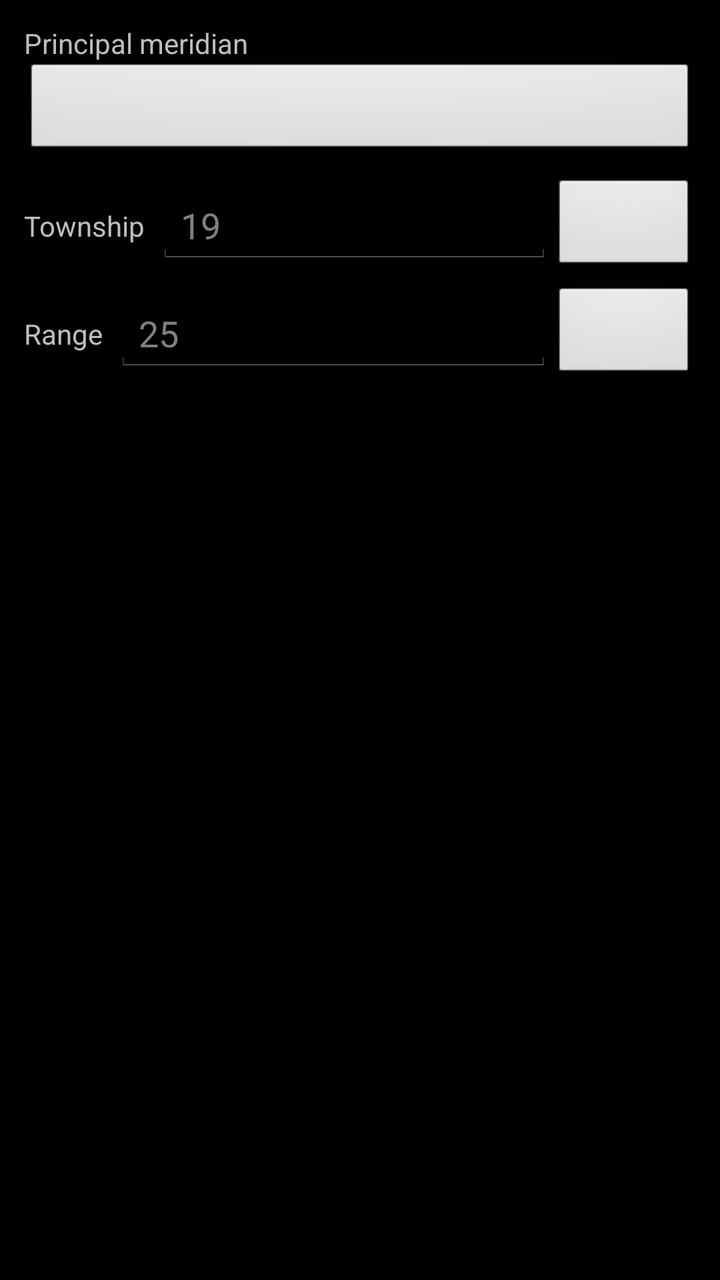
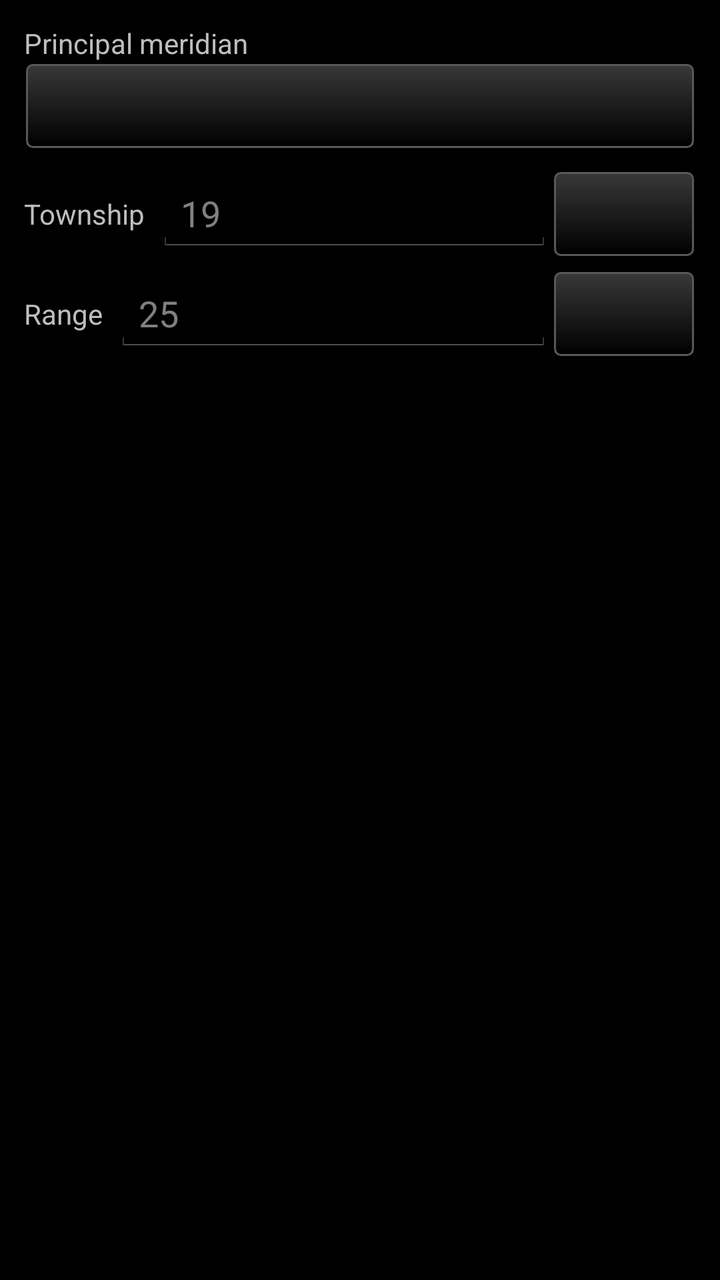

Two renders of the same Android screen: before a commit and after it. Below are the layout's source before the change and the commit's diff.
<!-- AndroidManifest.xml: application theme AppTheme -->
<!-- res/layout/find_layout.xml -->
<?xml version="1.0" encoding="utf-8"?>
<LinearLayout xmlns:android="http://schemas.android.com/apk/res/android"
    android:layout_width="match_parent"
    android:layout_height="wrap_content"
    android:orientation="vertical"
    android:padding="12dp" >

    <TextView
        android:layout_width="match_parent"
        android:layout_height="wrap_content"
        android:text="@string/plss_meridian" />

    <Button
        android:id="@+id/find_meridian"
        android:layout_width="match_parent"
        android:layout_height="wrap_content" />

    <LinearLayout
        android:layout_width="match_parent"
        android:layout_height="wrap_content"
        android:orientation="horizontal"
        android:gravity="center_vertical"
        android:paddingTop="10dp" >

        <TextView
            android:layout_width="wrap_content"
            android:layout_height="wrap_content"
            android:text="@string/plss_township_label"
            android:paddingRight="6dp" />

        <EditText
            android:id="@+id/find_twp"
            android:layout_width="0dp"
            android:layout_weight="1"
            android:layout_height="wrap_content"
            android:inputType="number"
            android:hint="19" />

        <Button
            android:id="@+id/find_twp_dir"
            android:layout_width="wrap_content"
            android:layout_height="wrap_content"
            android:minWidth="72dp" />

    </LinearLayout>

    <LinearLayout
        android:layout_width="match_parent"
        android:layout_height="wrap_content"
        android:orientation="horizontal"
        android:gravity="center_vertical"
        android:paddingTop="6dp" >

        <TextView
            android:layout_width="wrap_content"
            android:layout_height="wrap_content"
            android:text="@string/plss_range_label"
            android:paddingRight="6dp" />

        <EditText
            android:id="@+id/find_rng"
            android:layout_width="0dp"
            android:layout_weight="1"
            android:layout_height="wrap_content"
            android:inputType="number"
            android:hint="25" />

        <Button
            android:id="@+id/find_rng_dir"
            android:layout_width="wrap_content"
            android:layout_height="wrap_content"
            android:minWidth="72dp" />

    </LinearLayout>

    <TextView
        android:id="@+id/find_status"
        android:layout_width="match_parent"
        android:layout_height="wrap_content"
        android:paddingTop="10dp" />

</LinearLayout>
<!-- resources referenced by this layout -->
<resources>
  <string name="plss_meridian">Principal meridian</string>
  <string name="plss_range_label">Range</string>
  <string name="plss_township_label">Township</string>
  <!-- unchanged entries left out for length: 4 -->
</resources>

<!-- the commit's change to res/layout/find_layout.xml (unified diff, before → after) -->
@@ -11,6 +11,7 @@
         android:text="@string/plss_meridian" />
 
     <Button
+        style="@style/TakwerxButton"
         android:id="@+id/find_meridian"
         android:layout_width="match_parent"
         android:layout_height="wrap_content" />
@@ -37,6 +38,7 @@
             android:hint="19" />
 
         <Button
+            style="@style/TakwerxButton"
             android:id="@+id/find_twp_dir"
             android:layout_width="wrap_content"
             android:layout_height="wrap_content"
@@ -66,6 +68,7 @@
             android:hint="25" />
 
         <Button
+            style="@style/TakwerxButton"
             android:id="@+id/find_rng_dir"
             android:layout_width="wrap_content"
             android:layout_height="wrap_content"
<!-- resource entries referenced after the edit -->
@@ -3,6 +3,97 @@
   <string name="plss_meridian">Principal meridian</string>
   <string name="plss_range_label">Range</string>
   <string name="plss_township_label">Township</string>
+  <style name="TakwerxButton" parent="@style/darkButton">
+          <item name="android:paddingLeft">12dp</item>
+          <item name="android:paddingRight">12dp</item>
+          <item name="android:paddingTop">6dp</item>
+          <item name="android:paddingBottom">8dp</item>
+          <item name="android:minHeight">44dp</item>
+          <item name="android:minWidth">0dp</item>
+          <item name="android:textSize">15sp</item>
+          <item name="android:singleLine">true</item>
+          <item name="android:ellipsize">end</item>
+      </style>
+  <style name="darkButton" parent="@android:style/Widget.Button">
+          <item name="android:background">@drawable/btn_gray</item>
+          <item name="android:shadowColor">@color/darker_gray</item>
+          <item name="android:shadowDy">1</item>
+          <item name="android:shadowRadius">2</item>
+          <item name="android:textColor">@color/white</item>
+          <item name="android:textStyle">bold</item>
+          <item name="android:paddingTop">0dp</item>
+          <item name="android:paddingBottom">3dp</item>
+          <item name="android:textSize">@dimen/fontSize</item>
+      </style>
+  <!-- drawable btn_gray (drawable) -->
+  <?xml version="1.0" encoding="utf-8"?>
+  <selector xmlns:android="http://schemas.android.com/apk/res/android">
+      <item
+          android:state_enabled="true"
+          android:state_pressed="true"
+          android:drawable="@drawable/new_dark_button_selected" />
+      <item
+          android:state_enabled="true"
+          android:state_selected="true"
+          android:drawable="@drawable/new_dark_button_selected" />
+      <item 
+          android:state_enabled="true"
+          android:state_checked="true" 
+          android:drawable="@drawable/new_dark_button_selected"  />
+      <item
+          android:state_enabled="false"
+          android:drawable="@drawable/new_dark_button_disabled" />
+      <item
+          android:drawable="@drawable/new_dark_button_bg" />
+  </selector>
+  <color name="darker_gray">#121212</color>
+  <color name="white">#ffffff</color>
+  <dimen name="fontSize">14sp</dimen>
+  <!-- drawable new_dark_button_selected (drawable) -->
+  <?xml version="1.0" encoding="utf-8"?>
+  <layer-list xmlns:android="http://schemas.android.com/apk/res/android">
+      <item android:bottom="1dp" android:right="1dp" android:left="1dp" android:top="1dp">
+          <shape android:shape="rectangle">
+              <corners android:radius="3dp" />
+              <stroke
+                  android:width="1dp"
+                  android:color="#17b219" />
+              <gradient
+                  android:startColor="#000000"
+                  android:endColor="#383838"
+                  android:angle="90"/>
+          </shape>
+      </item>
+  </layer-list>
+  <!-- drawable new_dark_button_disabled (drawable) -->
+  <?xml version="1.0" encoding="utf-8"?>
+  <layer-list xmlns:android="http://schemas.android.com/apk/res/android">
+      <item android:bottom="1dp" android:right="1dp" android:left="1dp" android:top="1dp">
+          <shape android:shape="rectangle">
+              <corners android:radius="3dp" />
+              <stroke
+                  android:width="1dp"
+                  android:color="#484848" />
+              <solid android:color="#484848" />
+          </shape>
+      </item>
+  </layer-list>
+  <!-- drawable new_dark_button_bg (drawable) -->
+  <?xml version="1.0" encoding="utf-8"?>
+  <layer-list xmlns:android="http://schemas.android.com/apk/res/android">
+      <item android:bottom="1dp" android:right="1dp" android:left="1dp" android:top="1dp">
+          <shape android:shape="rectangle">
+              <corners android:radius="3dp" />
+              <stroke
+                  android:width="1dp"
+                  android:color="#585858" />
+              <gradient
+                  android:startColor="#000000"
+                  android:endColor="#383838"
+                  android:angle="90"/>
+          </shape>
+      </item>
+  </layer-list>
   <!-- unchanged entries left out for length: 4 -->
 </resources>
 
